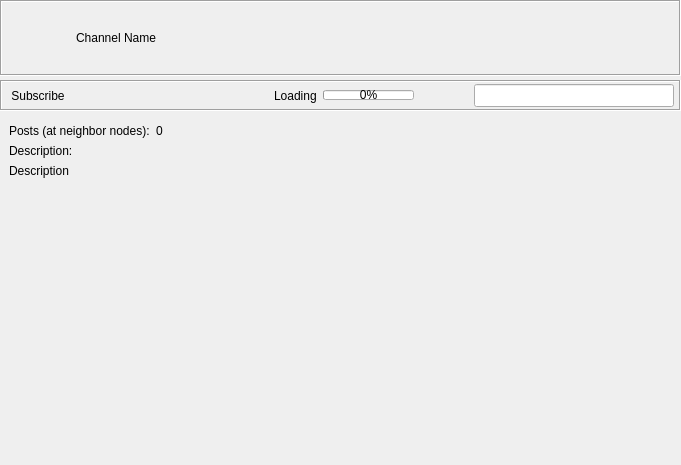
Above: retroshare-gui/src/gui/gxschannels/GxsChannelPostsWidget.ui from RetroShare/RetroShare before the change. Below: the same form after it.
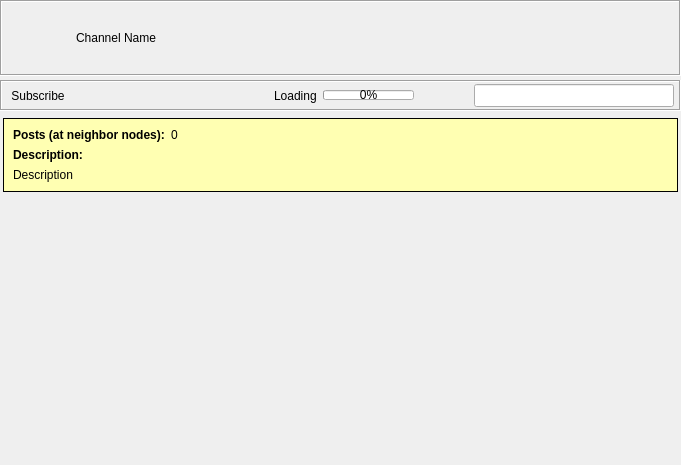
That is the form after the change. Icons and pictures are not drawn. Custom widgets are drawn as their Qt base class.

Commit message: Set default palette & stylesheet for the Channel infoWidget. Enabled word wrap and copyable text.

Patch:
```diff
--- a/retroshare-gui/src/gui/gxschannels/GxsChannelPostsWidget.ui
+++ b/retroshare-gui/src/gui/gxschannels/GxsChannelPostsWidget.ui
@@ -285,8 +285,90 @@
    </item>
    <item>
     <widget class="QWidget" name="infoWidget" native="true">
+     <property name="styleSheet">
+      <string notr="true"/>
+     </property>
      <layout class="QVBoxLayout" name="verticalLayout">
+      <property name="margin">
+       <number>3</number>
+      </property>
       <item>
+       <widget class="QFrame" name="infoFrame">
+        <property name="palette">
+         <palette>
+          <active>
+           <colorrole role="Base">
+            <brush brushstyle="SolidPattern">
+             <color alpha="255">
+              <red>255</red>
+              <green>255</green>
+              <blue>255</blue>
+             </color>
+            </brush>
+           </colorrole>
+           <colorrole role="Window">
+            <brush brushstyle="SolidPattern">
+             <color alpha="255">
+              <red>255</red>
+              <green>255</green>
+              <blue>178</blue>
+             </color>
+            </brush>
+           </colorrole>
+          </active>
+          <inactive>
+           <colorrole role="Base">
+            <brush brushstyle="SolidPattern">
+             <color alpha="255">
+              <red>255</red>
+              <green>255</green>
+              <blue>255</blue>
+             </color>
+            </brush>
+           </colorrole>
+           <colorrole role="Window">
+            <brush brushstyle="SolidPattern">
+             <color alpha="255">
+              <red>255</red>
+              <green>255</green>
+              <blue>178</blue>
+             </color>
+            </brush>
+           </colorrole>
+          </inactive>
+          <disabled>
+           <colorrole role="Base">
+            <brush brushstyle="SolidPattern">
+             <color alpha="255">
+              <red>255</red>
+              <green>255</green>
+              <blue>178</blue>
+             </color>
+            </brush>
+           </colorrole>
+           <colorrole role="Window">
+            <brush brushstyle="SolidPattern">
+             <color alpha="255">
+              <red>255</red>
+              <green>255</green>
+              <blue>178</blue>
+             </color>
+            </brush>
+           </colorrole>
+          </disabled>
+         </palette>
+        </property>
+        <property name="autoFillBackground">
+         <bool>true</bool>
+        </property>
+        <property name="frameShape">
+         <enum>QFrame::Box</enum>
+        </property>
+        <property name="frameShadow">
+         <enum>QFrame::Plain</enum>
+        </property>
+        <layout class="QGridLayout" name="gridLayout_2">
+         <item row="0" column="0">
        <layout class="QGridLayout" name="gridLayout">
         <item row="0" column="1">
          <widget class="QLabel" name="infoPosts">
@@ -297,6 +379,12 @@
         </item>
         <item row="1" column="0">
          <widget class="QLabel" name="infoDescriptionLabel">
+             <property name="font">
+              <font>
+               <weight>75</weight>
+               <bold>true</bold>
+              </font>
+             </property>
           <property name="text">
            <string>Description:</string>
           </property>
@@ -310,6 +398,12 @@
             <verstretch>0</verstretch>
            </sizepolicy>
           </property>
+             <property name="font">
+              <font>
+               <weight>75</weight>
+               <bold>true</bold>
+              </font>
+             </property>
           <property name="text">
            <string>Posts (at neighbor nodes):</string>
           </property>
@@ -320,9 +414,18 @@
           <property name="text">
            <string notr="true">Description</string>
           </property>
+             <property name="wordWrap">
+              <bool>true</bool>
+             </property>
+             <property name="textInteractionFlags">
+              <set>Qt::LinksAccessibleByMouse|Qt::TextSelectableByMouse</set>
+             </property>
          </widget>
         </item>
        </layout>
+         </item>
+        </layout>
+       </widget>
       </item>
       <item>
        <spacer name="verticalSpacer">
```
Lines whose indentation alone changed are shown as unchanged. The commit also changes 1 other file.
